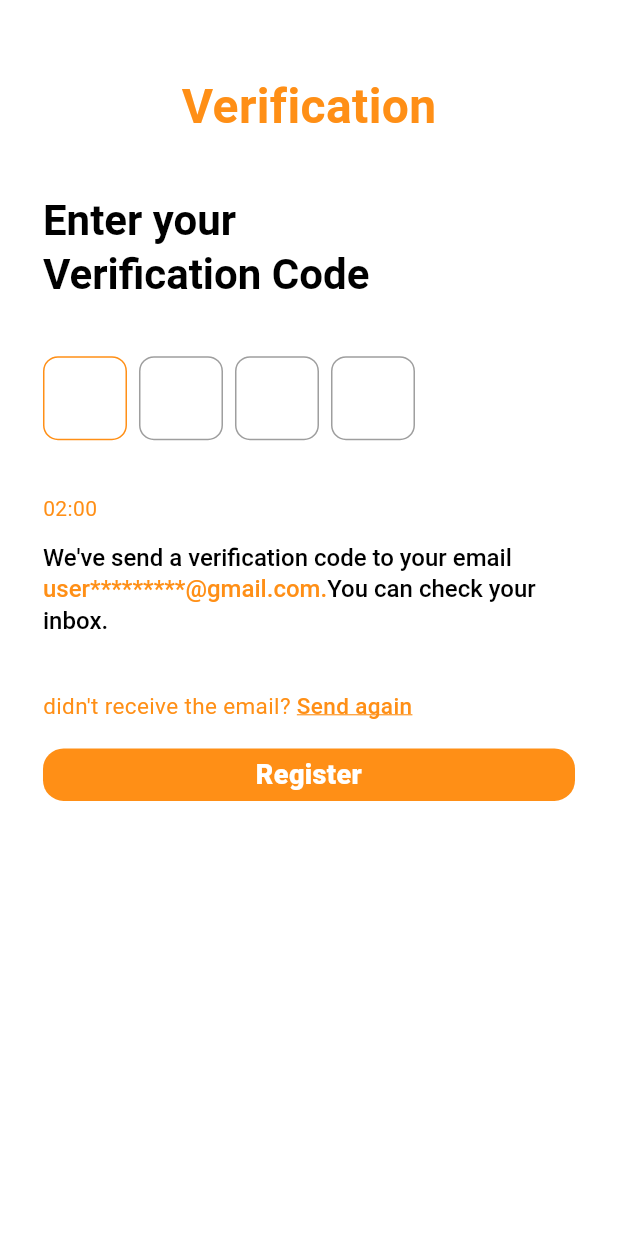
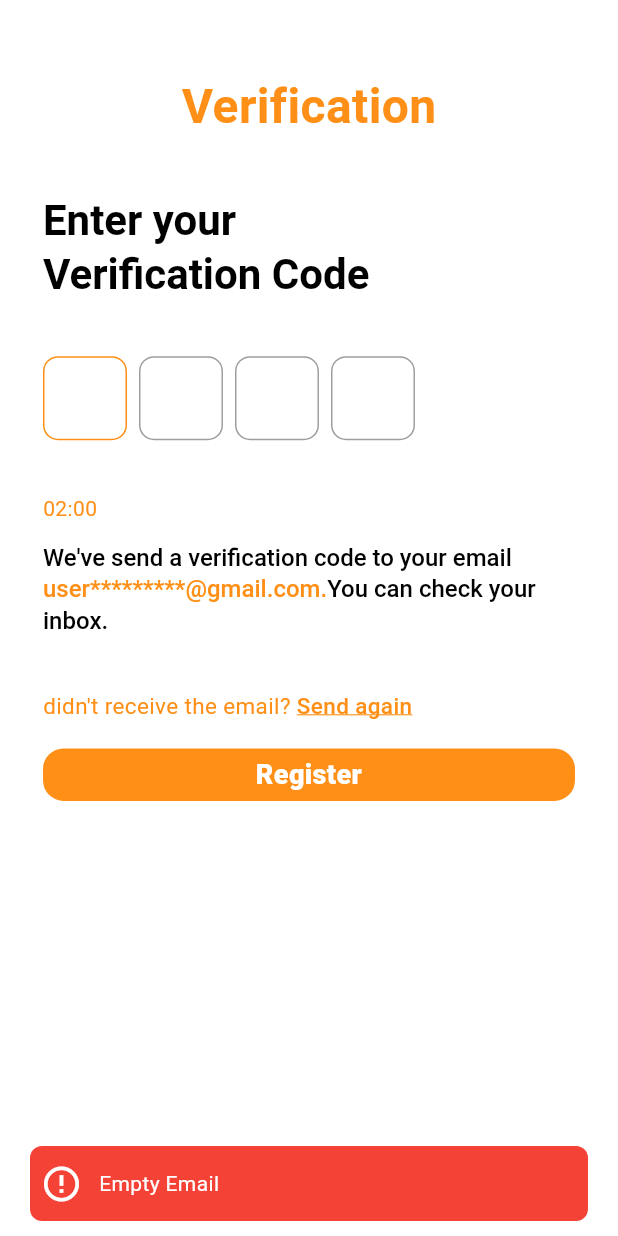
Before and after one commit to Iqra-Ilyas094093/helpo, a Flutter app: the registerScreen screen opened by its route, after a tap on "Register", on a phone screen of 412 x 824 dp. Run offline on Flutter 3.47's test engine with Material 3 defaults, Android fonts, the phone set to English and light mode, and no system bars; drawn by our look-alikes of another_flushbar, pinput; our stand-ins replace animated_splash_screen, carousel_slider, firebase_auth, firebase_core, fl_chart, flutter_screenutil and 6 more; accounts and stored records are empty; project files that could hold a hidden picture were left out.

Commit message:
working work

```diff
--- a/lib/utilites/utils.dart
+++ b/lib/utilites/utils.dart
@@ -25,7 +25,7 @@ class Utils {
 
   //imported this from flush bar package
   // we will utilise this for showing errors or success messages
-  static void flushBarErrorMessage(String message, BuildContext context){
+  static void flushBarMessage(String message, BuildContext context,Color color,IconData icon){
     showFlushbar(context: context,
       flushbar: Flushbar(
         forwardAnimationCurve:Curves.decelerate,
@@ -35,10 +35,10 @@ class Utils {
         duration: const Duration(seconds: 3),
         borderRadius: BorderRadius.circular(8),
         flushbarPosition: FlushbarPosition.BOTTOM,
-        backgroundColor: Colors.red,
+        backgroundColor: color,
         reverseAnimationCurve: Curves.easeInOut,
         positionOffset: 20,
-        icon: const Icon(Icons.error , size: 28 , color: Colors.white,),
+        icon:  Icon(icon , size: 28 , color: Colors.white,),
       )..show(context),
 
     );
--- a/lib/views/pages/forgotPassword/forgotPassword.dart
+++ b/lib/views/pages/forgotPassword/forgotPassword.dart
@@ -1,7 +1,5 @@
 
 import 'package:login_design/utilites/validators.dart';
-import 'package:provider/provider.dart';
-import '../../../view_models/auth_view_model.dart';
 import '../login/parts/topheader.dart';
 import '../register/parts/registerField.dart';
 import '../verification/parts/registerButton.dart';
--- a/lib/views/pages/login/parts/passwordField.dart
+++ b/lib/views/pages/login/parts/passwordField.dart
@@ -10,7 +10,8 @@ class passwordField extends StatefulWidget {
   String text;
   bool obscure;
   TextEditingController controller;
-  passwordField({super.key,required this.controller,required this.obscure,required this.text,required this.node1,required this.node2,});
+  final FormFieldValidator<String> validator;
+  passwordField({super.key,required this.controller,required this.obscure,required this.text,required this.node1,required this.node2, required this.validator,});
 
   @override
   State<passwordField> createState() => _passwordFieldState();
@@ -21,13 +22,14 @@ class _passwordFieldState extends State<passwordField> {
   @override
   Widget build(BuildContext context) {
     return SizedBox(
-      height: 35,
+      height: 53,
       child: TextFormField(
         focusNode: widget.node1,
         onFieldSubmitted: (_){
           FocusScope.of(context).requestFocus(widget.node2);
         },
-        validator: validatePassword,
+        validator: widget.validator,
+        autovalidateMode: AutovalidateMode.onUserInteraction,
         obscureText: widget.obscure,
         controller: widget.controller,
         decoration: InputDecoration(
--- a/lib/views/pages/register/parts/registerField.dart
+++ b/lib/views/pages/register/parts/registerField.dart
@@ -16,7 +16,7 @@ class registerField extends StatelessWidget {
 
   @override
   Widget build(BuildContext context) {
-    return SizedBox(
+    return Container(
       height: 35,
       child: TextFormField(
         focusNode: node1,
@@ -26,10 +26,13 @@ class registerField extends StatelessWidget {
         validator: validator,
       controller: controller,
       textAlign: TextAlign.left,
+        autovalidateMode: AutovalidateMode.onUserInteraction,
       textAlignVertical: TextAlignVertical.center,
       decoration: InputDecoration(
-        contentPadding: EdgeInsets.symmetric(horizontal: 12.h,),
+      contentPadding: EdgeInsets.symmetric(horizontal: 20.h,),
           hintText: hintText,
+          isDense: true,
+          errorStyle: TextStyle(height: 0),
           border: OutlineInputBorder(
           borderRadius: BorderRadius.circular(12.r),
           ),
--- a/lib/views/pages/register/registerScreen.dart
+++ b/lib/views/pages/register/registerScreen.dart
@@ -3,7 +3,6 @@ import 'package:flutter_screenutil/flutter_screenutil.dart';
 import 'package:login_design/auth/emailAuthentication.dart';
 import 'package:login_design/utilites/colors.dart';
 import 'package:login_design/utilites/validators.dart';
-import 'package:login_design/view_models/auth_view_model.dart';
 import 'package:login_design/views/pages/register/parts/registerField.dart';
 import 'package:login_design/views/pages/register/parts/rich%20text.dart';
 import 'package:provider/provider.dart';
@@ -81,9 +80,9 @@ class _registerScreenState extends State<registerScreen> {
                   icon: Icons.email_outlined,
                 ),
                 SizedBox(height: 16.h),
-                passwordField(controller: passwordController, obscure: true, text: 'Enter Password',node2: confirmPasswordNode,node1: passwordNode,),
+                passwordField(controller: passwordController, obscure: true, text: 'Enter Password',node2: confirmPasswordNode,node1: passwordNode,validator: validatePassword,),
                 SizedBox(height: 16.h),
-                passwordField(controller: confirmPasswordController, obscure: true, text: 'Confirm Password',node1: confirmPasswordNode,node2: confirmPasswordNode,),
+                passwordField(controller: confirmPasswordController, obscure: true, text: 'Confirm Password',node1: confirmPasswordNode,node2: confirmPasswordNode,validator: validatePassword,),
                 SizedBox(height: 16.h),
                 DropdownButtonFormField<String>(
                   isDense: true,
@@ -120,6 +119,28 @@ class _registerScreenState extends State<registerScreen> {
                 registerButton(
                   text: 'Register',
                   ontap: ()  {
+                    if(emailController.text.isNotEmpty& passwordController.text.isNotEmpty & usernameController.text.isNotEmpty){
+                      Utils.snackBar('success', context);
+                      Navigator.pushNamed(context, RoutesName.verification);
+                    }
+                    else{
+                      if(emailController.text.isEmpty){
+                        Utils.flushBarMessage('Empty Email', context, Colors.red, Icons.error_outline);
+                      }else if(passwordController.text.isEmpty){
+                        Utils.flushBarMessage('Empty Password', context, Colors.red, Icons.error_outline);
+                      }else if(confirmPasswordController.text.isEmpty){
+                        Utils.flushBarMessage('Empty confirm password', context, Colors.red, Icons.error_outline);
+                      }
+                      else if(passwordController.text!=confirmPasswordController.text){
+                        Utils.flushBarMessage('Passwords not matched', context, Colors.red, Icons.error_outline);
+                      }
+                      else if(usernameController.text.isEmpty){
+                        Utils.flushBarMessage('Enter Username', context, Colors.red, Icons.error_outline);
+                      }
+                      else{
+                        Utils.flushBarMessage('Enter all Credentials', context, Colors.red, Icons.error_outline);
+                      }
+                    }
                     Navigator.pushNamed(context, RoutesName.verification);
                   },
                 ),
--- a/lib/views/pages/splashScreen.dart
+++ b/lib/views/pages/splashScreen.dart
@@ -8,7 +8,6 @@ import 'package:login_design/views/pages/notificationScreen/notificationScreen.d
 import 'package:login_design/views/pages/profileScreen/profileScreen.dart';
 import 'package:lottie/lottie.dart';
 
-import '../../repository/splashServices.dart';
 import 'login/loginScreen.dart';
 
 class splashScreen extends StatefulWidget {
--- a/lib/views/pages/verification/verificationScreen.dart
+++ b/lib/views/pages/verification/verificationScreen.dart
@@ -7,8 +7,6 @@ import 'package:login_design/views/pages/verification/parts/pinputform.dart';
 import 'package:login_design/views/pages/verification/parts/registerButton.dart';
 import 'package:login_design/views/pages/verification/parts/resendCode.dart';
 import 'package:login_design/views/pages/verification/parts/sentOTPcode.dart';
-import 'package:provider/provider.dart';
-import '../../../view_models/auth_view_model.dart';
 import '../login/parts/topheader.dart';
 
 class verificationScreen extends StatefulWidget {
```
Also changed, not shown: lib/repository/splashServices.dart (deleted, +0 -28 lines), lib/view_models/auth_view_model.dart (deleted, +0 -86 lines), lib/view_models/user_view_model.dart (deleted, +0 -34 lines), lib/views/pages/login/loginScreen.dart (+20 -4 lines), lib/views/pages/login/parts/customizedTextField.dart (+4 -3 lines). Lines whose indentation alone changed are shown as unchanged.
